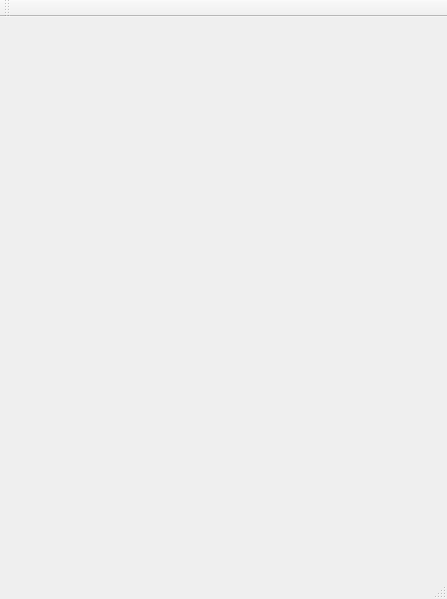
The window that mainwindow.ui (Matulin/MlinConsole) describes before a commit, drawn with Qt 5.
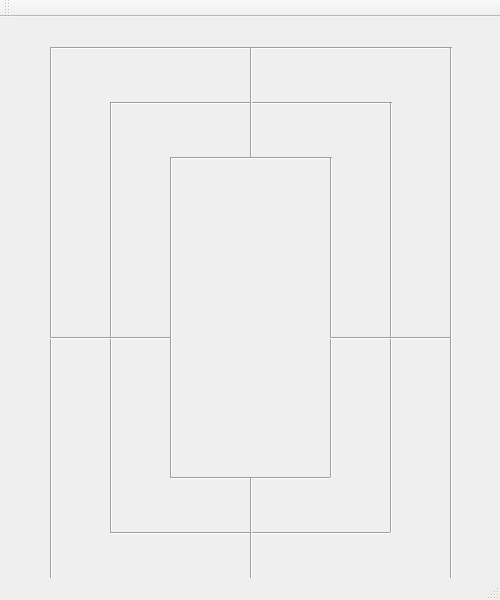
The same window after the commit.

Patch:
```diff
--- a/mainwindow.ui
+++ b/mainwindow.ui
@@ -6,14 +6,223 @@
    <rect>
     <x>0</x>
     <y>0</y>
-    <width>447</width>
-    <height>599</height>
+    <width>500</width>
+    <height>600</height>
    </rect>
   </property>
   <property name="windowTitle">
    <string>MainWindow</string>
   </property>
-  <widget class="QWidget" name="centralWidget"/>
+  <widget class="QWidget" name="centralWidget">
+   <widget class="Line" name="Layer1top">
+    <property name="geometry">
+     <rect>
+      <x>50</x>
+      <y>30</y>
+      <width>400</width>
+      <height>2</height>
+     </rect>
+    </property>
+    <property name="orientation">
+     <enum>Qt::Horizontal</enum>
+    </property>
+   </widget>
+   <widget class="Line" name="Layer1bottom">
+    <property name="geometry">
+     <rect>
+      <x>50</x>
+      <y>570</y>
+      <width>400</width>
+      <height>2</height>
+     </rect>
+    </property>
+    <property name="orientation">
+     <enum>Qt::Horizontal</enum>
+    </property>
+   </widget>
+   <widget class="Line" name="Layer1left">
+    <property name="geometry">
+     <rect>
+      <x>50</x>
+      <y>30</y>
+      <width>2</width>
+      <height>540</height>
+     </rect>
+    </property>
+    <property name="orientation">
+     <enum>Qt::Vertical</enum>
+    </property>
+   </widget>
+   <widget class="Line" name="Layer1right">
+    <property name="geometry">
+     <rect>
+      <x>450</x>
+      <y>30</y>
+      <width>2</width>
+      <height>540</height>
+     </rect>
+    </property>
+    <property name="orientation">
+     <enum>Qt::Vertical</enum>
+    </property>
+   </widget>
+   <widget class="Line" name="Layer2top">
+    <property name="geometry">
+     <rect>
+      <x>110</x>
+      <y>85</y>
+      <width>280</width>
+      <height>2</height>
+     </rect>
+    </property>
+    <property name="orientation">
+     <enum>Qt::Horizontal</enum>
+    </property>
+   </widget>
+   <widget class="Line" name="Layer2bottom">
+    <property name="geometry">
+     <rect>
+      <x>110</x>
+      <y>515</y>
+      <width>280</width>
+      <height>2</height>
+     </rect>
+    </property>
+    <property name="orientation">
+     <enum>Qt::Horizontal</enum>
+    </property>
+   </widget>
+   <widget class="Line" name="Layer2left">
+    <property name="geometry">
+     <rect>
+      <x>110</x>
+      <y>85</y>
+      <width>2</width>
+      <height>430</height>
+     </rect>
+    </property>
+    <property name="orientation">
+     <enum>Qt::Vertical</enum>
+    </property>
+   </widget>
+   <widget class="Line" name="Layer2right">
+    <property name="geometry">
+     <rect>
+      <x>390</x>
+      <y>85</y>
+      <width>2</width>
+      <height>430</height>
+     </rect>
+    </property>
+    <property name="orientation">
+     <enum>Qt::Vertical</enum>
+    </property>
+   </widget>
+   <widget class="Line" name="Layer3top">
+    <property name="geometry">
+     <rect>
+      <x>170</x>
+      <y>140</y>
+      <width>160</width>
+      <height>2</height>
+     </rect>
+    </property>
+    <property name="orientation">
+     <enum>Qt::Horizontal</enum>
+    </property>
+   </widget>
+   <widget class="Line" name="Layer3bottom">
+    <property name="geometry">
+     <rect>
+      <x>170</x>
+      <y>460</y>
+      <width>160</width>
+      <height>2</height>
+     </rect>
+    </property>
+    <property name="orientation">
+     <enum>Qt::Horizontal</enum>
+    </property>
+   </widget>
+   <widget class="Line" name="Layer3left">
+    <property name="geometry">
+     <rect>
+      <x>170</x>
+      <y>140</y>
+      <width>2</width>
+      <height>320</height>
+     </rect>
+    </property>
+    <property name="orientation">
+     <enum>Qt::Vertical</enum>
+    </property>
+   </widget>
+   <widget class="Line" name="Layer3right">
+    <property name="geometry">
+     <rect>
+      <x>330</x>
+      <y>140</y>
+      <width>2</width>
+      <height>320</height>
+     </rect>
+    </property>
+    <property name="orientation">
+     <enum>Qt::Vertical</enum>
+    </property>
+   </widget>
+   <widget class="Line" name="Intersectiontop">
+    <property name="geometry">
+     <rect>
+      <x>250</x>
+      <y>30</y>
+      <width>2</width>
+      <height>110</height>
+     </rect>
+    </property>
+    <property name="orientation">
+     <enum>Qt::Vertical</enum>
+    </property>
+   </widget>
+   <widget class="Line" name="Intersectionbottom">
+    <property name="geometry">
+     <rect>
+      <x>250</x>
+      <y>460</y>
+      <width>2</width>
+      <height>110</height>
+     </rect>
+    </property>
+    <property name="orientation">
+     <enum>Qt::Vertical</enum>
+    </property>
+   </widget>
+   <widget class="Line" name="Intersectionleft">
+    <property name="geometry">
+     <rect>
+      <x>50</x>
+      <y>320</y>
+      <width>120</width>
+      <height>2</height>
+     </rect>
+    </property>
+    <property name="orientation">
+     <enum>Qt::Horizontal</enum>
+    </property>
+   </widget>
+   <widget class="Line" name="Intersectionright">
+    <property name="geometry">
+     <rect>
+      <x>330</x>
+      <y>320</y>
+      <width>120</width>
+      <height>2</height>
+     </rect>
+    </property>
+    <property name="orientation">
+     <enum>Qt::Horizontal</enum>
+    </property>
+   </widget>
+  </widget>
   <widget class="QMenuBar" name="menuBar">
    <property name="geometry">
     <rect>
```
Left out of the diff: 2 changed lines with no effect on the pictures.
